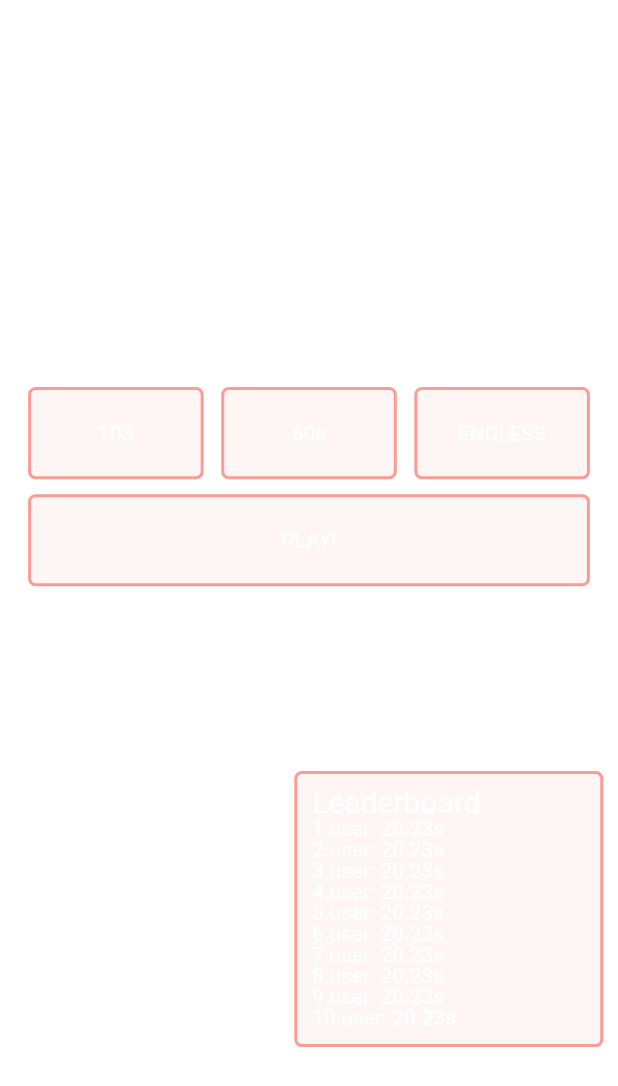
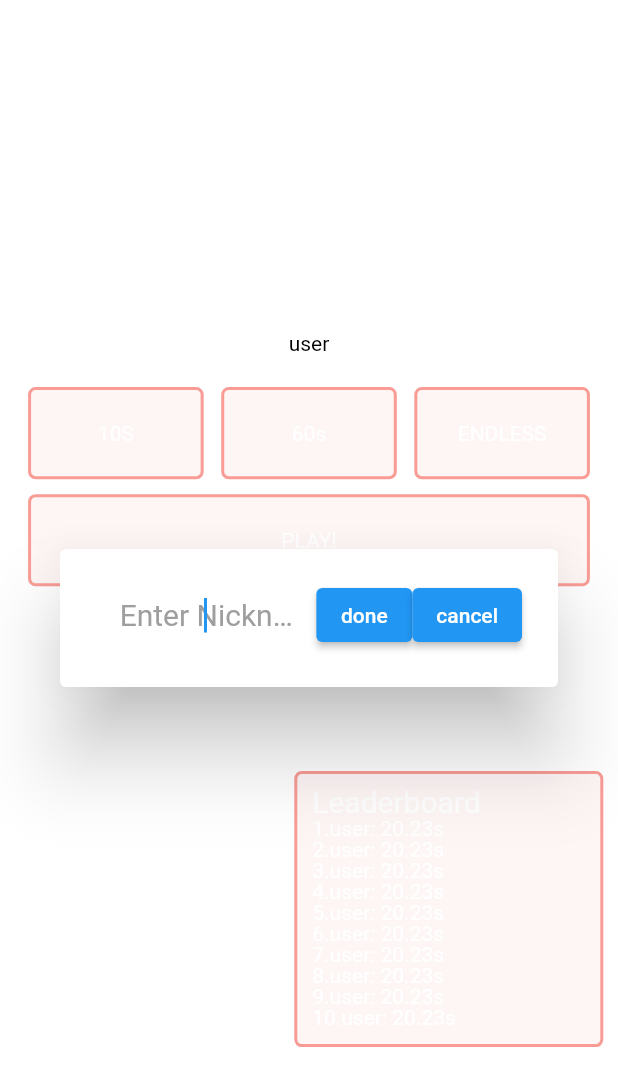
Before and after one commit to junwatanabe72/renda_clone, a Flutter app: the screen it shows after launch, after a tap on "user", on a phone screen of 412 x 824 dp. Shown: the top 1086 px of the screen. Run offline on Flutter 3.47's test engine with Material 2 defaults, Android fonts, the light colour scheme and no system bars.

Commit message:
modal出す

```diff
--- a/lib/components/atoms/input.dart
+++ b/lib/components/atoms/input.dart
@@ -15,24 +15,22 @@ class _InputState extends State<Input> {
   Widget build(BuildContext context) {
     return Form(
         key: _formKey,
+        child: Row(
+            mainAxisAlignment: MainAxisAlignment.spaceAround,
+            children: <Widget>[
+              Expanded(
                   child: TextFormField(
+                autofocus: true,
                 textAlign: TextAlign.center,
                 style: TextStyle(fontSize: 20.0, color: Colors.black),
                 decoration: InputDecoration(
                   filled: true,
                   fillColor: Colors.white,
                   border: InputBorder.none,
-          // focusedBorder: InputBorder.none,
                   errorBorder: InputBorder.none,
                   disabledBorder: InputBorder.none,
                   hintStyle: TextStyle(fontSize: 20.0, color: Colors.grey),
                   hintText: 'Enter Nickname...',
-          // contentPadding:
-          //     const EdgeInsets.only(left: 14.0, bottom: 8.0, top: 8.0),
-          // focusedBorder: OutlineInputBorder(
-          //   borderSide: new BorderSide(color: Colors.white),
-          //   borderRadius: new BorderRadius.circular(25.7),
-          // ),
                   enabledBorder: UnderlineInputBorder(
                     borderSide: new BorderSide(color: Colors.white),
                     borderRadius: new BorderRadius.circular(25.7),
@@ -41,10 +39,21 @@ class _InputState extends State<Input> {
                 inputFormatters: [
                   LengthLimitingTextFieldFormatterFixed(5),
                 ],
-        onFieldSubmitted: (value) {
-          print(value);
+              )),
+              ElevatedButton(
+                onPressed: () {
+                  // Validate will return true if the form is valid, or false if
+                  // the form is invalid.
                 },
+                child: Text('done'),
               ),
-    );
+              ElevatedButton(
+                onPressed: () {
+                  // Validate will return true if the form is valid, or false if
+                  // the form is invalid.
+                },
+                child: Text('cancel'),
+              ),
+            ]));
   }
 }
--- a/lib/components/organisims/top/userName.dart
+++ b/lib/components/organisims/top/userName.dart
@@ -1,30 +1,38 @@
 import 'package:flutter/material.dart';
+import 'package:renda_clone/components/atoms/input.dart';
 
 class UserName extends StatelessWidget {
   final String name;
-  final Function onTap;
   final double height;
   final double width;
-  UserName(
-      {@required this.name,
-      @required this.onTap,
-      @required this.width,
-      @required this.height});
+  UserName({@required this.name, @required this.width, @required this.height});
 
   @override
   Widget build(BuildContext context) {
+    _showDialog() async {
+      await showDialog<String>(
+        context: context,
+        barrierColor: Colors.black.withOpacity(0),
+        child: new AlertDialog(
+          content: Input(),
+        ),
+      );
+    }
+
     return Container(
         height: this.height,
         width: this.width,
         child: GestureDetector(
-          onTap: onTap,
+          onTap: _showDialog,
           child: Container(
               padding: EdgeInsets.all(10),
               decoration: BoxDecoration(
                 color: Colors.white,
                 borderRadius: BorderRadius.circular(5),
               ),
-              child: Center(child: Text(this.name))),
+              child: Center(
+                  child:
+                      Text(this.name, style: TextStyle(color: Colors.black)))),
         ));
   }
 }
--- a/lib/main.dart
+++ b/lib/main.dart
@@ -11,13 +11,13 @@ class MyApp extends StatelessWidget {
   Widget build(BuildContext context) {
     return MaterialApp(
         title: 'renda_clone',
+        debugShowCheckedModeBanner: false,
         theme: ThemeData(
           textTheme: TextTheme(
             bodyText1: TextStyle(),
             bodyText2: TextStyle(),
           ).apply(
             bodyColor: Colors.white,
-            // displayColor: Colors.blue,
           ),
           primarySwatch: Colors.blue,
           visualDensity: VisualDensity.adaptivePlatformDensity,
--- a/lib/pages/index.dart
+++ b/lib/pages/index.dart
@@ -49,10 +49,10 @@ class Top extends StatelessWidget {
           title: ["Renda", "Machine"],
         ),
         UserName(
-            width: userNameWidth,
-            height: userNameHeight,
-            name: "user",
-            onTap: () => {}),
+          width: userNameWidth,
+          height: userNameHeight,
+          name: "user",
+        ),
         Padding(padding: EdgeInsets.all(5)),
         SelectButtons(width: buttonWidth, height: buttonHeight),
         Padding(padding: EdgeInsets.all(5)),
```
Lines whose indentation alone changed are shown as unchanged.
